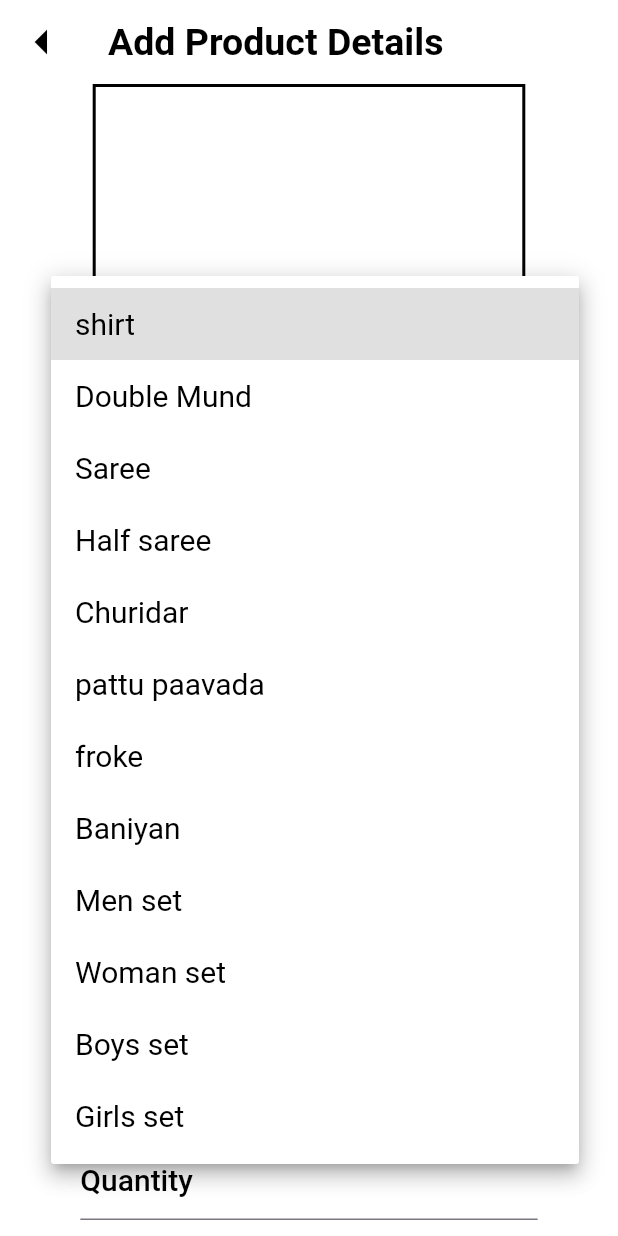
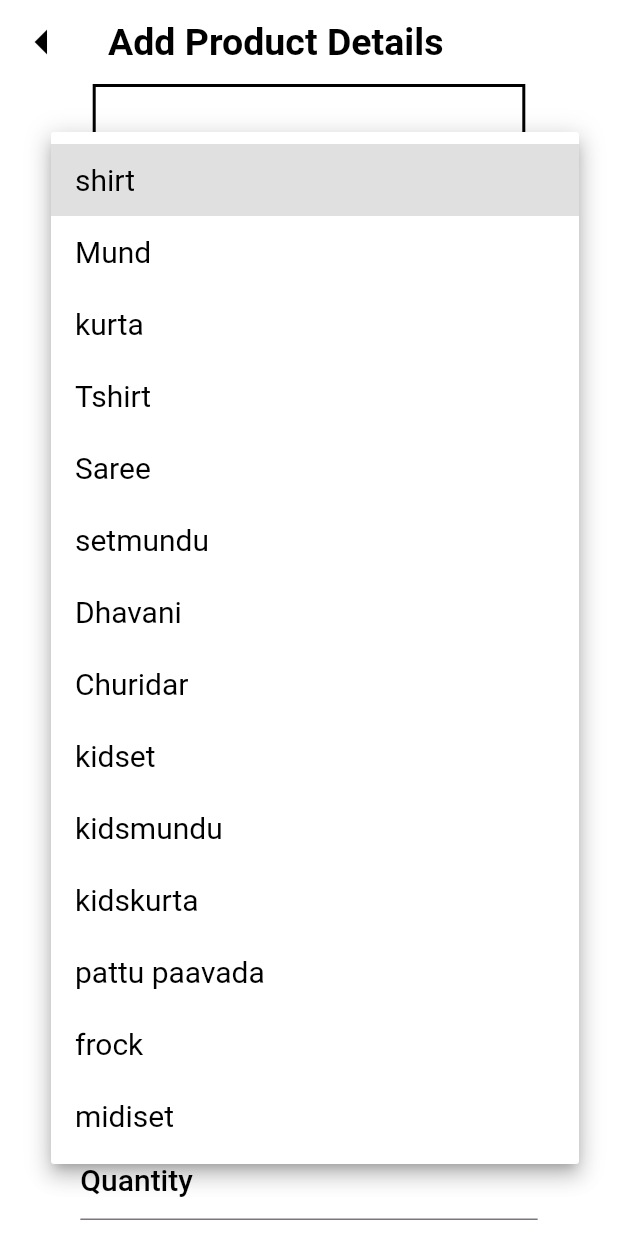
Before and after one commit to SandraAsok/tryambaka_admin, a Flutter app: the AddNewProductScreen screen opened directly, after a tap on "Select Type", on a phone screen of 412 x 824 dp. Run offline on Flutter 3.47's test engine with Material 2 defaults, Android fonts, the phone set to English and light mode, and no system bars; our stand-ins replace cloud_firestore, email_validator, firebase_auth, firebase_core, firebase_storage, flutter_carousel_widget and 5 more; accounts and stored records are empty; network calls fail.

Commit message:
add product commit

```diff
--- a/lib/presentation/screens/home/widgets/add_new_product.dart
+++ b/lib/presentation/screens/home/widgets/add_new_product.dart
@@ -28,23 +28,25 @@ class _AddNewProductScreenState extends State<AddNewProductScreen> {
   final TextEditingController colorController = TextEditingController();
   List<String> categoriesList = [
     "Men",
-    "Women",
+    "Woman",
     "Boy",
     "Girl",
   ];
   List<String> types = [
     'shirt',
-    'Double Mund',
+    'Mund',
+    'kurta',
+    'Tshirt',
     'Saree',
-    'Half saree',
+    'setmundu',
+    'Dhavani',
     'Churidar',
+    'kidset',
+    'kidsmundu',
+    'kidskurta',
     'pattu paavada',
-    'froke',
-    'Baniyan',
-    'Men set',
-    'Woman set',
-    'Boys set',
-    'Girls set',
+    'frock',
+    'midiset',
   ];
   List<String> imageList = [];
   String? categoryvalue;
```
